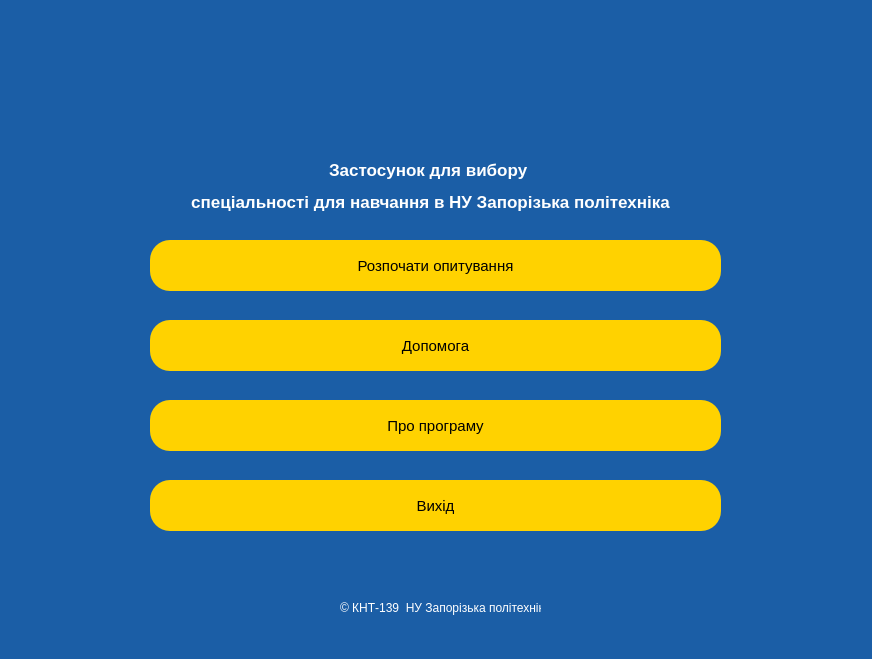
Above: mainwindow.ui from admiralbub/oop_course_2020 before the change. Below: the same form after it.
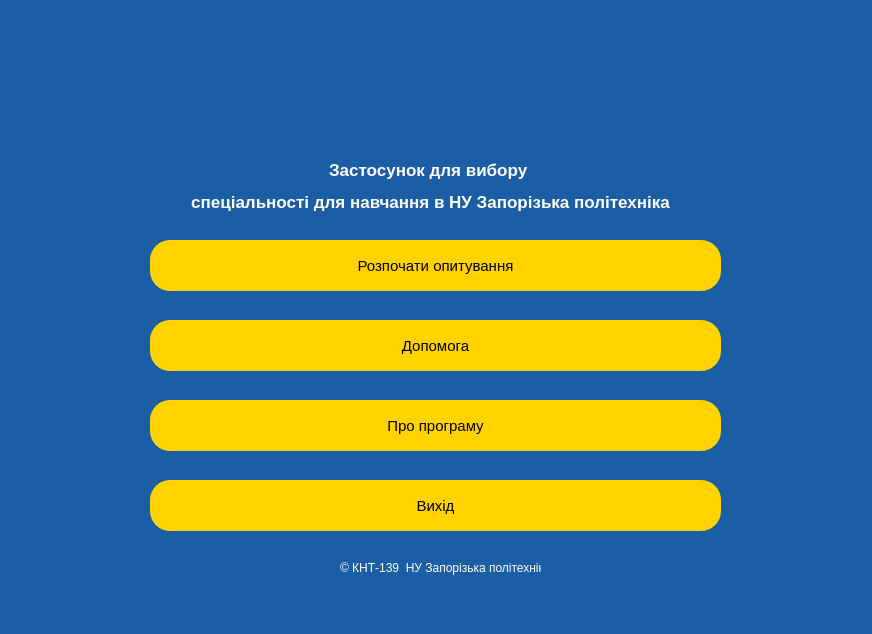
That is the form after the change.

Commit message: Edit style hover menu button

```diff
--- a/mainwindow.ui
+++ b/mainwindow.ui
@@ -7,7 +7,7 @@
     <x>0</x>
     <y>0</y>
     <width>872</width>
-    <height>659</height>
+    <height>634</height>
    </rect>
   </property>
   <property name="windowTitle">
@@ -170,7 +170,7 @@
     <property name="geometry">
      <rect>
       <x>340</x>
-      <y>600</y>
+      <y>560</y>
       <width>201</width>
       <height>16</height>
      </rect>
```
Left out of the diff: 8 changed lines with no effect on the pictures. The commit also changes 4 other files.
